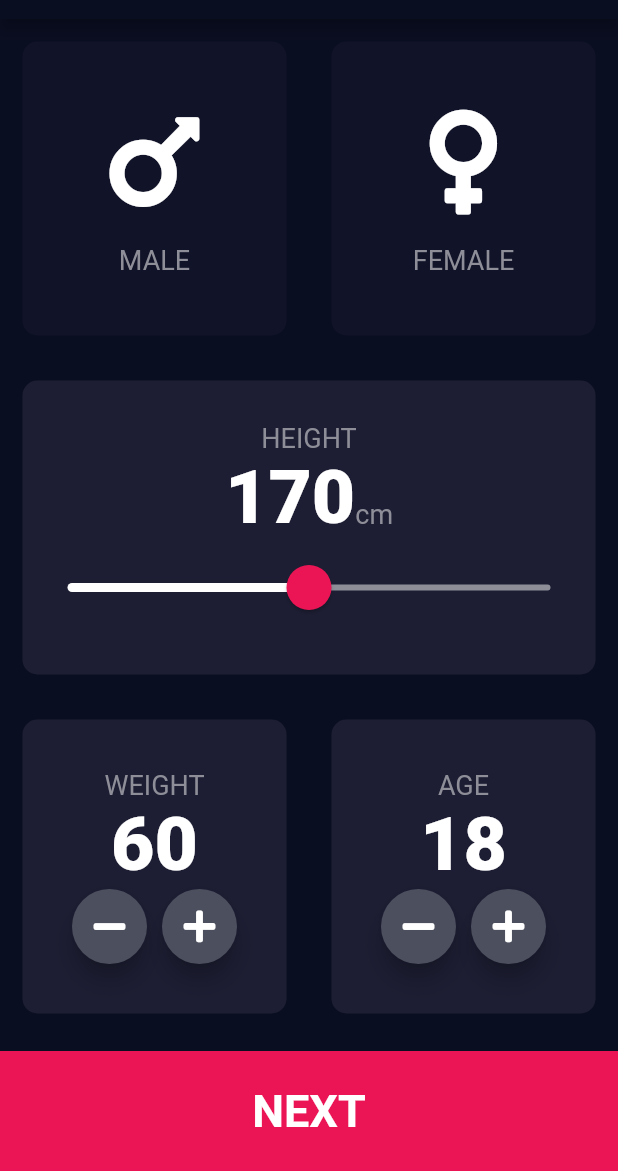
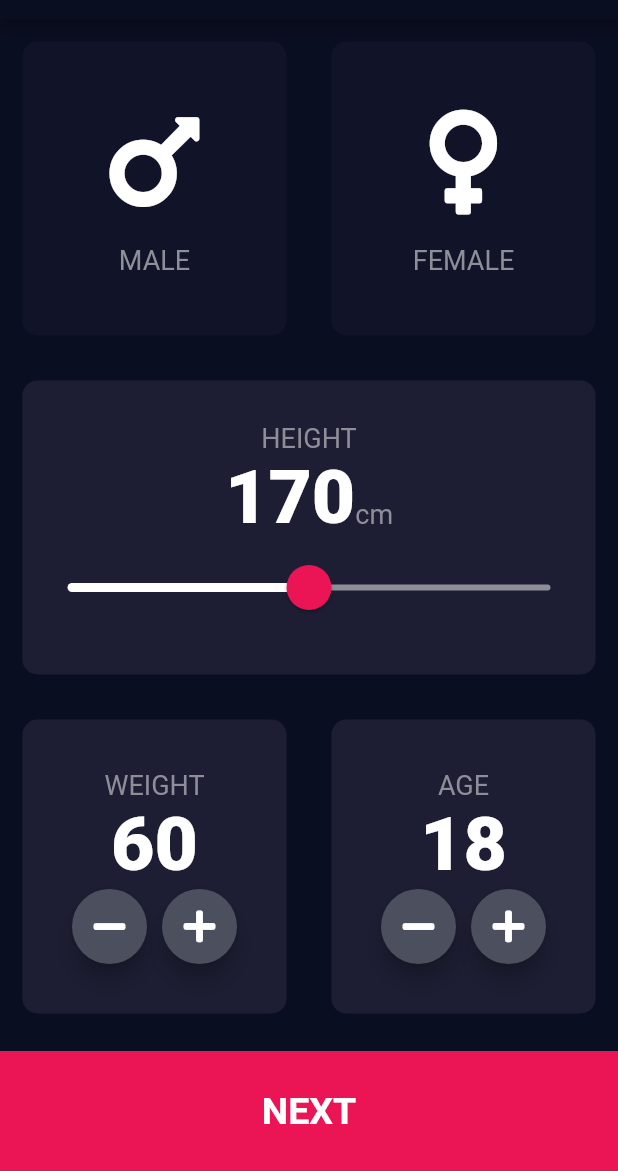
Before and after one commit to abhi-kv29/COVID-RISK-FACTOR-CALCULATOR, a Flutter app: the InputPage screen opened directly, on a phone screen of 412 x 824 dp, the part 65-1236 px from its top. Run offline on Flutter 3.47's test engine with Material 2 defaults, Android fonts, the phone set to English and light mode, and no system bars; our stand-ins replace font_awesome_flutter.

Commit message:
refactored code

```diff
--- a/lib/constants.dart
+++ b/lib/constants.dart
@@ -14,3 +14,8 @@ const kNumberTextStyle = TextStyle(
   fontWeight: FontWeight.w900,
   fontSize: 50.0,
 );
+
+const kNextButtonTextStyle = TextStyle(
+  fontWeight: FontWeight.bold,
+  fontSize: 25.0,
+);
--- a/lib/input_page.dart
+++ b/lib/input_page.dart
@@ -229,16 +229,15 @@ class _InputPageState extends State<InputPage> {
                     MaterialPageRoute(builder: (context) => CovidPage()));
               },
               child: Container(
-                alignment: Alignment.center,
-                child: Text(
-                  'NEXT',
-                  style: TextStyle(
-                    fontSize: 30.0,
-                    fontWeight: FontWeight.bold,
+                child: Center(
+                  child: Text(
+                    'NEXT',
+                    style: kNextButtonTextStyle,
                   ),
                 ),
                 color: kBottomContainerColour,
                 margin: EdgeInsets.only(top: 10.0),
+                //padding: EdgeInsets.only(bottom: 20.0), (only add if necessary on an actual device.
                 width: double.infinity,
                 height: kBottomContainerHeight,
               ),
```
Also changed, not shown: 14 other files.
